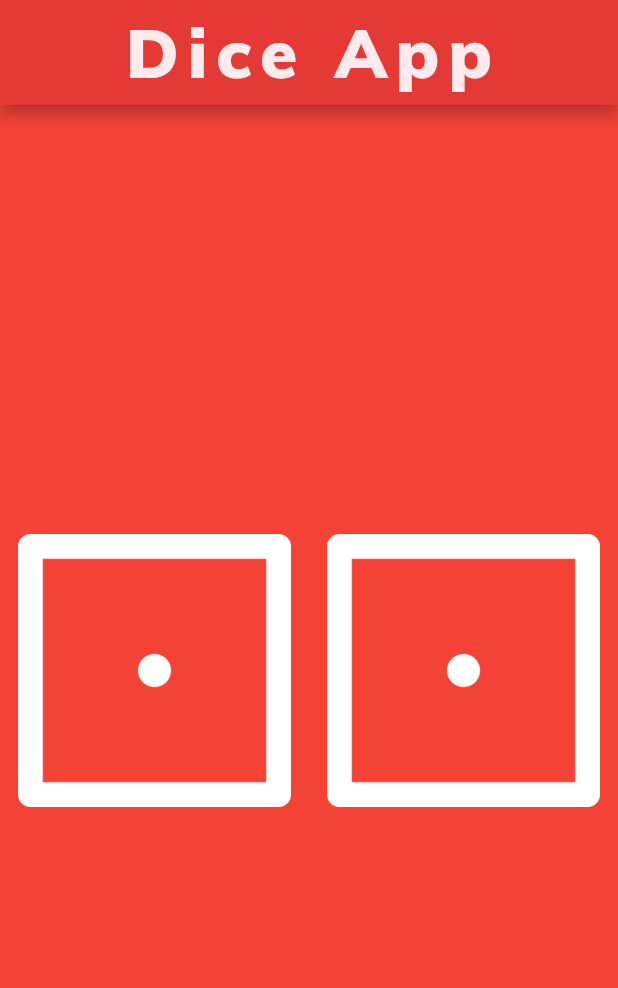
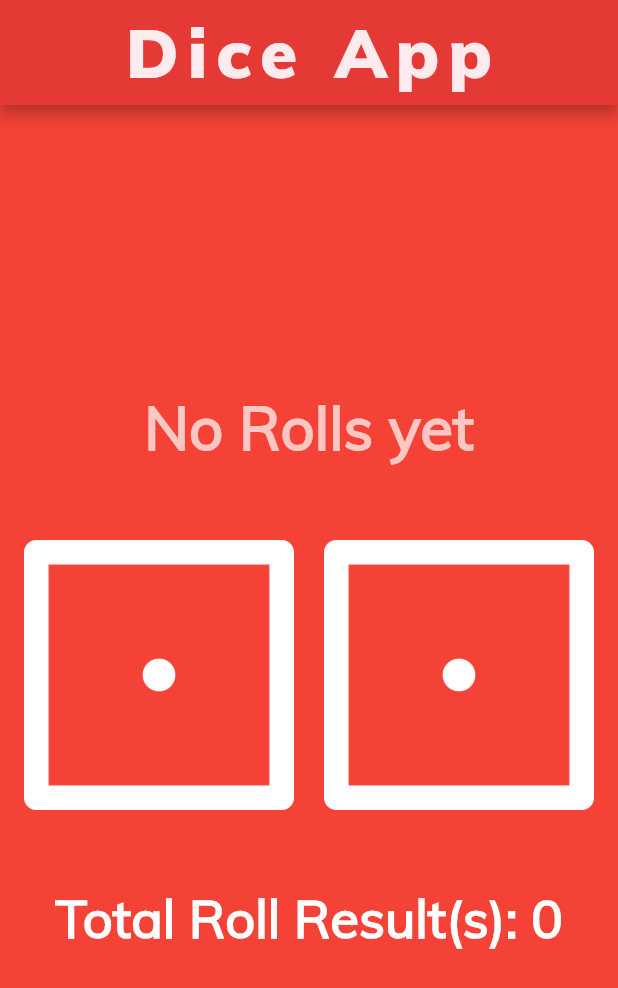
Before and after one commit to if3chi/learningDart, a Flutter app: the screen it shows after launch, on a phone screen of 412 x 824 dp. Shown: the top 988 px of the screen. Run offline on Flutter 3.47's test engine with Material 2 defaults, Android fonts, the phone set to English and light mode, and no system bars.

Commit message:
D20: Completed section 7 and the dice app

```diff
--- a/FlutterApps/dicee-flutter/lib/main.dart
+++ b/FlutterApps/dicee-flutter/lib/main.dart
@@ -1,4 +1,5 @@
 import 'package:flutter/material.dart';
+import 'dart:math';
 
 main() => runApp(MaterialApp(
       home: Scaffold(
@@ -22,28 +23,86 @@ main() => runApp(MaterialApp(
       ),
     ));
 
-class DicePage extends StatelessWidget {
+class DicePage extends StatefulWidget {
+  @override
+  _DicePageState createState() => _DicePageState();
+}
+
+class _DicePageState extends State<DicePage> {
+  int leftDiceNum = 1;
+  int rightDiceNum = 1;
+  int count = 0;
+  int total = 0;
+
   @override
   Widget build(BuildContext context) {
-    return Center(
-      child: Row(
+    return Padding(
+      padding: const EdgeInsets.all(8.0),
+      child: Center(
+        child: Column(
+          // mainAxisAlignment: MainAxisAlignment.spaceBetween,
+          mainAxisSize: MainAxisSize.min,
+          children: [
+            Container(
+              margin: EdgeInsets.fromLTRB(0, 0, 0, 50),
+              child: Text(
+                (count == 0) ? 'No Rolls yet' : 'Rolled $count times.',
+                style: TextStyle(
+                  color: Colors.white70,
+                  fontFamily: 'Mulish-Reg',
+                  fontWeight: FontWeight.bold,
+                  fontSize: 40,
+                ),
+              ),
+            ),
+            Row(
               children: [
                 Expanded(
+                  child: FlatButton(
                     // flex: 3,
-            child: Padding(
-              padding: const EdgeInsets.all(12.0),
-              child: Image.asset('images/dice1.png'),
+                    padding: EdgeInsets.fromLTRB(8, 0, 10, 0),
+                    onPressed: () {
+                      pressBtn();
+                    },
+                    child: Image.asset('images/dice$leftDiceNum.png'),
                   ),
                 ),
                 Expanded(
+                  child: FlatButton(
+                    padding: EdgeInsets.fromLTRB(10, 0, 8, 0),
                     // flex: 1,
-            child: Padding(
-              padding: const EdgeInsets.all(12.0),
-              child: Image.asset('images/dice1.png'),
+                    onPressed: () {
+                      pressBtn();
+                    },
+                    child: Image.asset('images/dice$rightDiceNum.png'),
                   ),
                 ),
               ],
             ),
+            Container(
+              margin: EdgeInsets.fromLTRB(0, 50, 0, 0),
+              child: Text(
+                'Total Roll Result(s): $total',
+                style: TextStyle(
+                  color: Colors.white,
+                  fontFamily: 'Mulish-Reg',
+                  fontWeight: FontWeight.bold,
+                  fontSize: 35,
+                ),
+              ),
+            ),
+          ],
+        ),
+      ),
     );
   }
+
+  void pressBtn() {
+    setState(() {
+      count++;
+      rightDiceNum = Random().nextInt(6) + 1;
+      leftDiceNum = Random().nextInt(6) + 1;
+      total += rightDiceNum + leftDiceNum;
+    });
   }
+}
```
Lines whose indentation alone changed are shown as unchanged.
